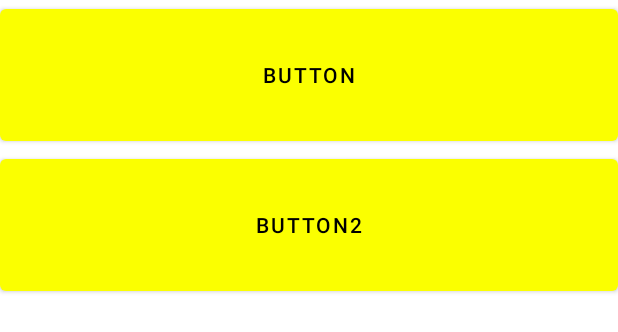
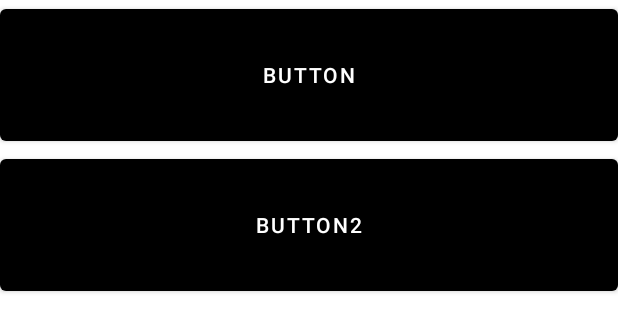
Before and after one commit to ulan-abikhan/products-bagzz, an Android app: the layout custom_dialog.xml on its own in the app's theme, with its tools: preview values and no code run, on a phone screen of 412 x 824 dp. Shown: the top 332 px of the screen. Run offline under Robolectric (Android 15) with nearby library versions, the phone set to English and light mode, and no system bars; Roboto replaces fonts that are not available here.

Commit message:
bottom sheet dialog with ok was added

```diff
--- a/app/src/main/res/drawable/dialog_shape.xml
+++ b/app/src/main/res/drawable/dialog_shape.xml
@@ -1,6 +1,11 @@
 <?xml version="1.0" encoding="utf-8"?>
 <shape xmlns:android="http://schemas.android.com/apk/res/android"
     android:shape="rectangle">
+
+    <solid android:color="@android:color/white"/>
+
+    <size android:height="500dp"
+        android:width="500dp"/>
 
     <corners android:topLeftRadius="50dp"
         android:topRightRadius="50dp"/>
--- a/app/src/main/res/layout/activity_car.xml
+++ b/app/src/main/res/layout/activity_car.xml
@@ -91,6 +91,7 @@
             android:layout_marginStart="15dp"
             android:layout_marginTop="15dp"
             android:text="Buy now"
+            android:textColor="@color/white"
             app:layout_constraintStart_toEndOf="@+id/product_thumbnail"
             app:layout_constraintTop_toBottomOf="@+id/product_price" />
 
--- a/app/src/main/res/values/themes.xml
+++ b/app/src/main/res/values/themes.xml
@@ -2,9 +2,9 @@
     <!-- Base application theme. -->
     <style name="Theme.FIrst" parent="Theme.MaterialComponents.Light.NoActionBar">
         <!-- Primary brand color. -->
-        <item name="colorPrimary">@color/yellow</item>
+        <item name="colorPrimary">@color/black</item>
         <item name="colorPrimaryVariant">@color/purple_700</item>
-        <item name="colorOnPrimary">@color/black</item>
+        <item name="colorOnPrimary">@color/white</item>
         <!-- Secondary brand color. -->
         <item name="colorSecondary">@color/teal_200</item>
         <item name="colorSecondaryVariant">@color/teal_700</item>
@@ -12,7 +12,21 @@
         <!-- Status bar color. -->
         <item name="android:statusBarColor">@color/white</item>
         <item name="android:windowLightStatusBar" tools:ignore="NewApi">true</item>
+
+        <item name="bottomSheetDialogTheme">@style/AppBottomSheetDialogTheme</item>
         <!-- Customize your theme here. -->
+    </style>
+
+    <style name="AppBottomSheetDialogTheme"
+        parent="Theme.Design.Light.BottomSheetDialog">
+        <item name="bottomSheetStyle">@style/AppModalStyle</item>
+    </style>
+
+    <style name="AppModalStyle"
+        parent="Widget.Design.BottomSheet.Modal">
+        <item name="android:background">@drawable/dialog_shape</item>
+        <item name="android:layout_height">440dp</item>
+        <item name="behavior_peekHeight">600dp</item>
     </style>
 
     <style name="Theme.FIrst.NoActionBar">
```
Also changed, not shown: app/src/main/java/com/example/first/CarActivity.java (+35 -0 lines), app/src/main/res/layout/buy_bottom_sheet_dialog.xml (added, +28 -0 lines).
